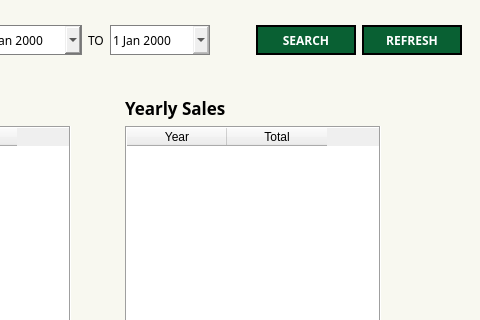
This is Screens/MainMenuScreens/Reports/Sales_Report.ui in Bideiro/Ranil_project_py as Qt 5 draws it before an edit; both pictures show x 588 to 1068 and y 0 to 320 of the 1068 by 579 pixel window. The edited form follows.
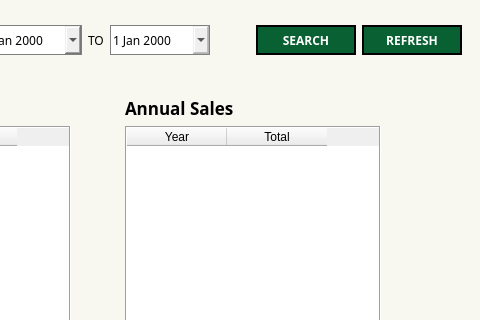
This is the edited form.

```diff
--- a/Screens/MainMenuScreens/Reports/Sales_Report.ui
+++ b/Screens/MainMenuScreens/Reports/Sales_Report.ui
@@ -431,7 +431,7 @@
              </font>
             </property>
             <property name="text">
-             <string>Yearly Sales</string>
+             <string>Annual Sales</string>
             </property>
            </widget>
           </item>
```
